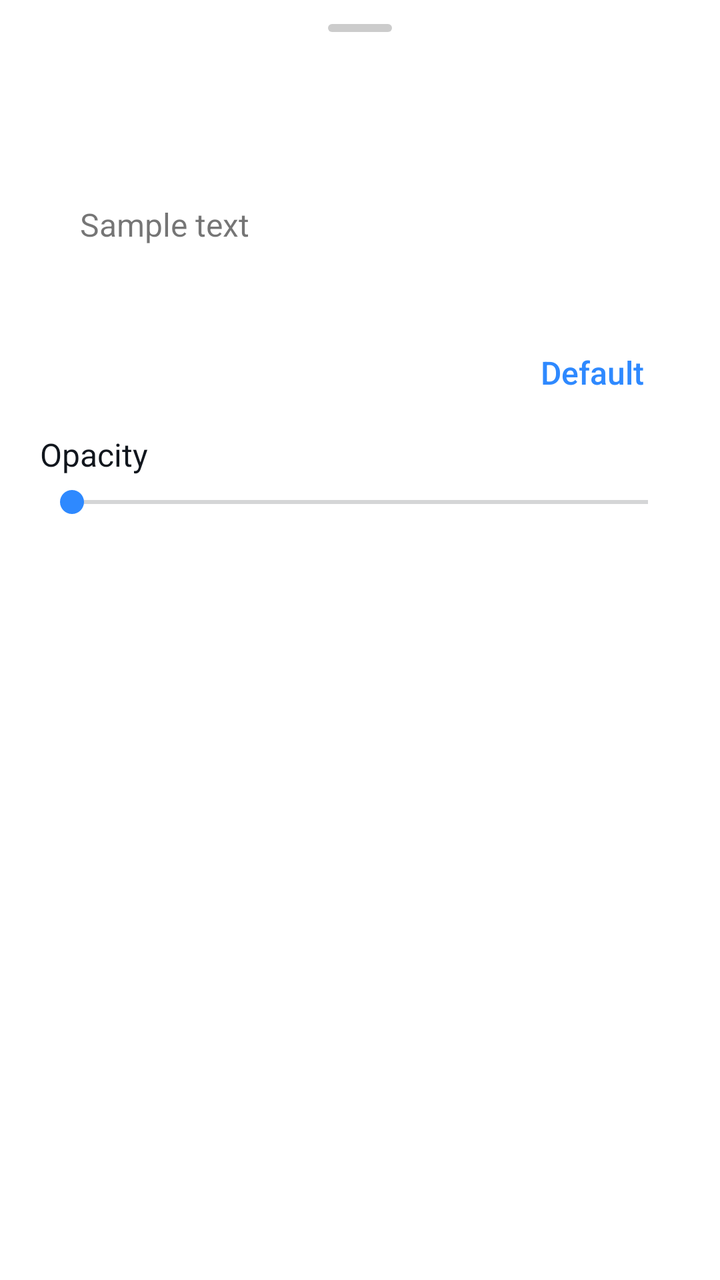
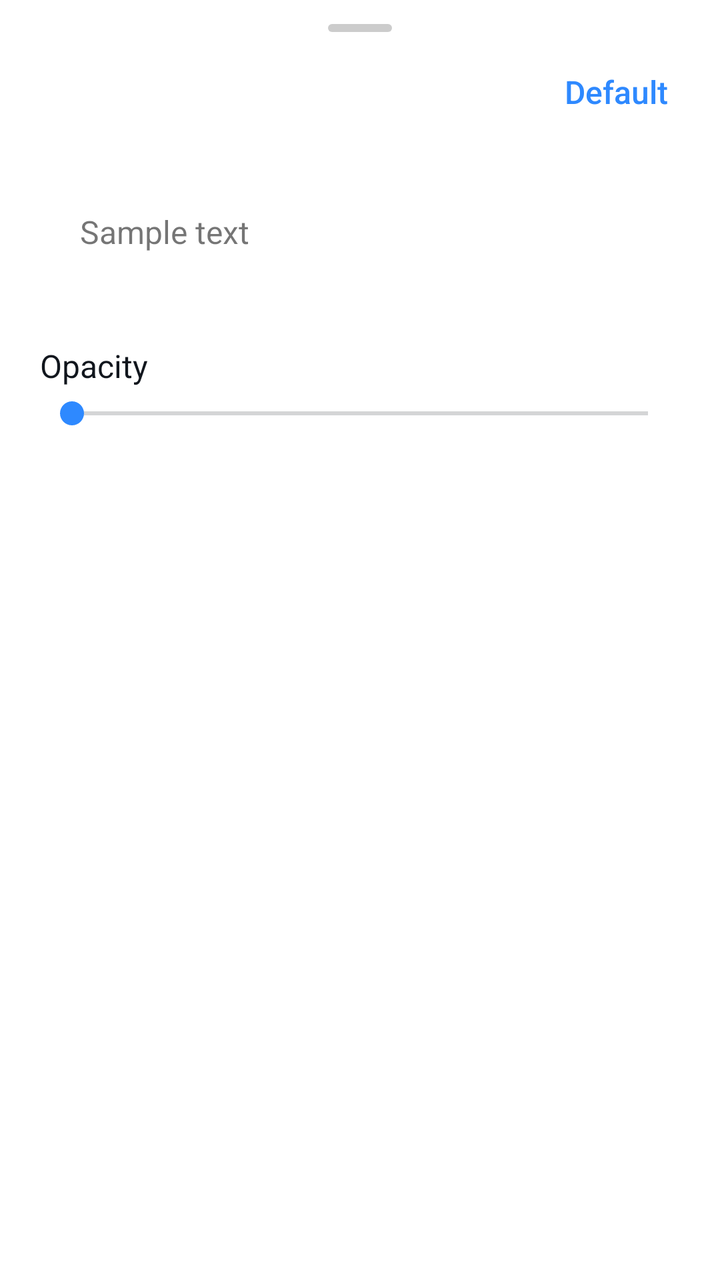

The first picture is an Android layout as it rendered before a commit; the second is the same layout after the commit. The layout source and the unified diff follow.
<!-- AndroidManifest.xml: application theme Theme.Supernova -->
<!-- res/layout/sheet_style_picker.xml -->
<?xml version="1.0" encoding="utf-8"?>
<androidx.core.widget.NestedScrollView xmlns:android="http://schemas.android.com/apk/res/android"
    xmlns:app="http://schemas.android.com/apk/res-auto"
    android:layout_width="match_parent"
    android:layout_height="wrap_content">

    <LinearLayout
        android:layout_width="match_parent"
        android:layout_height="wrap_content"
        android:orientation="vertical"
        android:paddingBottom="@dimen/space_ml">

        <include layout="@layout/sheet_handle" />

        <TextView
            android:id="@+id/styleTitle"
            style="@style/SheetTitle" />

        <LinearLayout
            android:layout_width="match_parent"
            android:layout_height="wrap_content"
            android:orientation="vertical"
            android:paddingHorizontal="@dimen/space_ml">

        <FrameLayout
            android:id="@+id/stripSurface"
            android:layout_width="match_parent"
            android:layout_height="64dp"
            android:layout_marginTop="@dimen/space_md"
            android:paddingHorizontal="@dimen/space_ml">

            <TextView
                android:id="@+id/stripText"
                android:layout_width="wrap_content"
                android:layout_height="wrap_content"
                android:layout_gravity="start|center_vertical"
                android:text="@string/style_preview_sample"
                android:textSize="@dimen/text_body" />

            <View
                android:id="@+id/stripAccent"
                android:layout_width="18dp"
                android:layout_height="18dp"
                android:layout_gravity="end|center_vertical" />
        </FrameLayout>

        <com.google.android.material.button.MaterialButtonToggleGroup
            android:id="@+id/slotGroup"
            android:layout_width="match_parent"
            android:layout_height="wrap_content"
            android:layout_marginTop="@dimen/space_md"
            app:checkedButton="@id/slotSurface"
            app:selectionRequired="true"
            app:singleSelection="true">

            <Button
                android:id="@+id/slotSurface"
                style="@style/Widget.Supernova.Button.Segment"
                android:layout_width="0dp"
                android:layout_height="wrap_content"
                android:layout_weight="1"
                android:text="@string/style_slot_surface" />

            <Button
                android:id="@+id/slotText"
                style="@style/Widget.Supernova.Button.Segment"
                android:layout_width="0dp"
                android:layout_height="wrap_content"
                android:layout_weight="1"
                android:text="@string/style_slot_text" />

            <Button
                android:id="@+id/slotAccent"
                style="@style/Widget.Supernova.Button.Segment"
                android:layout_width="0dp"
                android:layout_height="wrap_content"
                android:layout_weight="1"
                android:text="@string/style_slot_accent" />
        </com.google.android.material.button.MaterialButtonToggleGroup>

        
        <LinearLayout
            android:id="@+id/contrastRow"
            android:layout_width="match_parent"
            android:layout_height="wrap_content"
            android:layout_marginTop="@dimen/space_ms"
            android:orientation="vertical"
            android:visibility="gone">

            <LinearLayout
                android:layout_width="match_parent"
                android:layout_height="wrap_content"
                android:orientation="horizontal">

                <TextView
                    android:layout_width="0dp"
                    android:layout_height="wrap_content"
                    android:layout_weight="1"
                    android:labelFor="@id/contrastSeek"
                    android:text="@string/style_min_contrast"
                    android:textColor="@color/textPrimary"
                    android:textSize="@dimen/text_body" />

                <TextView
                    android:id="@+id/contrastValue"
                    android:layout_width="wrap_content"
                    android:layout_height="wrap_content"
                    android:textColor="@color/textSecondary"
                    android:textSize="@dimen/text_secondary" />
            </LinearLayout>

            <TextView
                android:layout_width="match_parent"
                android:layout_height="wrap_content"
                android:layout_marginTop="@dimen/space_xxs"
                android:text="@string/style_min_contrast_summary"
                android:textColor="@color/textSecondary"
                android:textSize="@dimen/text_secondary" />

            <SeekBar
                android:id="@+id/contrastSeek"
                android:layout_width="match_parent"
                android:layout_height="wrap_content"
                android:layout_marginTop="@dimen/space_xs"
                android:max="12" />
        </LinearLayout>

        <TextView
            android:id="@+id/styleGlassNote"
            android:layout_width="match_parent"
            android:layout_height="wrap_content"
            android:layout_marginBottom="@dimen/space_sm"
            android:text="@string/style_bar_glass_note"
            android:textColor="@color/textSecondary"
            android:textSize="@dimen/text_secondary"
            android:visibility="gone" />

        <LinearLayout
            android:id="@+id/swatchRows"
            android:layout_width="match_parent"
            android:layout_height="wrap_content"
            android:orientation="vertical" />

        
        <LinearLayout
            android:id="@+id/customRows"
            android:layout_width="match_parent"
            android:layout_height="wrap_content"
            android:orientation="vertical"
            android:visibility="gone" />

        <Button
            android:id="@+id/styleDefault"
            style="@style/Widget.Supernova.Button.Text"
            android:layout_width="wrap_content"
            android:layout_height="wrap_content"
            android:layout_gravity="end"
            android:layout_marginTop="@dimen/space_xs"
            android:text="@string/option_default" />

        <LinearLayout
            android:id="@+id/opacityRow"
            android:layout_width="match_parent"
            android:layout_height="wrap_content"
            android:layout_marginTop="@dimen/space_sm"
            android:orientation="vertical">

            <LinearLayout
                android:layout_width="match_parent"
                android:layout_height="wrap_content"
                android:orientation="horizontal">

                <TextView
                    android:layout_width="0dp"
                    android:layout_height="wrap_content"
                    android:layout_weight="1"
                    android:labelFor="@id/opacitySeek"
                    android:text="@string/style_opacity"
                    android:textColor="@color/textPrimary"
                    android:textSize="@dimen/text_body" />

                <TextView
                    android:id="@+id/opacityValue"
                    android:layout_width="wrap_content"
                    android:layout_height="wrap_content"
                    android:textColor="@color/textSecondary"
                    android:textSize="@dimen/text_secondary" />
            </LinearLayout>

            <SeekBar
                android:id="@+id/opacitySeek"
                android:layout_width="match_parent"
                android:layout_height="wrap_content"
                android:layout_marginTop="@dimen/space_xs"
                android:max="100" />
        </LinearLayout>

        </LinearLayout>
    </LinearLayout>
</androidx.core.widget.NestedScrollView>
<!-- res/layout/sheet_handle.xml (included above) -->
<?xml version="1.0" encoding="utf-8"?>
<View xmlns:android="http://schemas.android.com/apk/res/android"
    android:layout_width="32dp"
    android:layout_height="4dp"
    android:layout_gravity="center_horizontal"
    android:layout_marginTop="@dimen/space_ms"
    android:layout_marginBottom="@dimen/space_sm"
    android:background="@drawable/bg_sheet_handle"
    android:importantForAccessibility="no" />
<!-- resources referenced by this layout -->
<resources>
  <color name="textPrimary">#11161D</color>
  <color name="textSecondary">#B011161D</color>
  <dimen name="space_md">16dp</dimen>
  <dimen name="space_ml">20dp</dimen>
  <dimen name="space_ms">12dp</dimen>
  <dimen name="space_sm">8dp</dimen>
  <dimen name="space_xs">4dp</dimen>
  <dimen name="space_xxs">2dp</dimen>
  <dimen name="text_body">16sp</dimen>
  <dimen name="text_secondary">14sp</dimen>
  <!-- drawable bg_sheet_handle (drawable) -->
  <?xml version="1.0" encoding="utf-8"?>
  <shape xmlns:android="http://schemas.android.com/apk/res/android" android:shape="rectangle">
      <corners android:radius="2dp" />
      <solid android:color="#66808080" />
  </shape>
  <string name="option_default">Default</string>
  <string name="style_bar_glass_note">Glass takes the place of the surface color. It\'s set on the bar\'s own page.</string>
  <string name="style_min_contrast">Minimum contrast</string>
  <string name="style_min_contrast_summary">Text shades lighter or darker to stay this far from the surface</string>
  <string name="style_opacity">Opacity</string>
  <string name="style_preview_sample">Sample text</string>
  <string name="style_slot_accent">Accent</string>
  <string name="style_slot_surface">Background</string>
  <string name="style_slot_text">Text</string>
  <dimen name="text_headline">24sp</dimen>
  <color name="textInputStroke">#4D808080</color>
  <color name="accent">#2E89FF</color>
  <color name="rippleHighlight">#1A000000</color>
  <color name="accentBlueText">@color/accentBlue</color>
  <style name="Widget.Supernova.RadioButton" parent="Widget.MaterialComponents.CompoundButton.RadioButton">
          <item name="buttonTint">@color/selection_control_tint</item>
          <item name="android:textColor">@color/textPrimary</item>
      </style>
  <style name="Widget.Supernova.Switch" parent="Widget.MaterialComponents.CompoundButton.Switch">
          <item name="android:textColor">@color/textPrimary</item>
      </style>
  <color name="surface">#FFFFFF</color>
  <color name="onAccent">#FFFFFFFF</color>
  <color name="accentBlue">#2E89FF</color>
  <color name="raised">#FFFFFF</color>
  <style name="ShapeAppearanceOverlay.Supernova.Dialog" parent="">
          <item name="cornerFamily">rounded</item>
          <item name="cornerSize">28dp</item>
      </style>
  <style name="TextAppearance.Supernova.DialogTitle" parent="MaterialAlertDialog.MaterialComponents.Title.Text">
          <item name="android:textColor">@color/textPrimary</item>
          <item name="android:textSize">@dimen/text_headline</item>
          <item name="android:fontFamily">sans-serif-medium</item>
      </style>
  <style name="TextAppearance.Supernova.DialogBody" parent="MaterialAlertDialog.MaterialComponents.Body.Text">
          <item name="android:textColor">@color/textSecondary</item>
          <item name="android:textSize">@dimen/text_body</item>
          <item name="android:lineSpacingMultiplier">1.15</item>
      </style>
  <!-- drawable bg_dialog_window (drawable) -->
  <?xml version="1.0" encoding="utf-8"?>
  <inset xmlns:android="http://schemas.android.com/apk/res/android"
      android:insetLeft="24dp"
      android:insetRight="24dp"
      android:insetTop="16dp"
      android:insetBottom="16dp">
      <shape android:shape="rectangle">
          <corners android:radius="28dp" />
          <solid android:color="@color/raised" />
      </shape>
  </inset>
  <style name="ShapeAppearanceOverlay.Supernova.BottomSheet" parent="">
          <item name="cornerFamily">rounded</item>
          <item name="cornerSizeTopLeft">28dp</item>
          <item name="cornerSizeTopRight">28dp</item>
          <item name="cornerSizeBottomLeft">0dp</item>
          <item name="cornerSizeBottomRight">0dp</item>
      </style>
  <!-- unchanged entries left out for length: 14 -->
</resources>

<!-- the commit's change to res/layout/sheet_style_picker.xml (unified diff, before → after) -->
@@ -12,9 +12,27 @@
 
         <include layout="@layout/sheet_handle" />
 
-        <TextView
-            android:id="@+id/styleTitle"
-            style="@style/SheetTitle" />
+        
+        <LinearLayout
+            android:layout_width="match_parent"
+            android:layout_height="wrap_content"
+            android:gravity="center_vertical"
+            android:orientation="horizontal">
+
+            <TextView
+                android:id="@+id/styleTitle"
+                style="@style/SheetTitle"
+                android:layout_width="0dp"
+                android:layout_weight="1" />
+
+            <Button
+                android:id="@+id/styleDefault"
+                style="@style/Widget.Supernova.Button.Text"
+                android:layout_width="wrap_content"
+                android:layout_height="wrap_content"
+                android:layout_marginEnd="@dimen/space_sm"
+                android:text="@string/option_default" />
+        </LinearLayout>
 
         <LinearLayout
             android:layout_width="match_parent"
@@ -148,15 +166,6 @@
             android:layout_height="wrap_content"
             android:orientation="vertical"
             android:visibility="gone" />
-
-        <Button
-            android:id="@+id/styleDefault"
-            style="@style/Widget.Supernova.Button.Text"
-            android:layout_width="wrap_content"
-            android:layout_height="wrap_content"
-            android:layout_gravity="end"
-            android:layout_marginTop="@dimen/space_xs"
-            android:text="@string/option_default" />
 
         <LinearLayout
             android:id="@+id/opacityRow"
